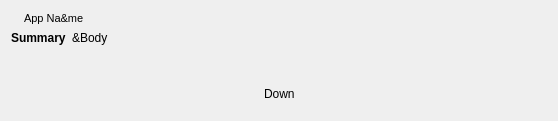
This is notificationsWidget/notificationpopup.ui in vicr123/theshell as Qt 5 draws it before an edit. The edited form follows.
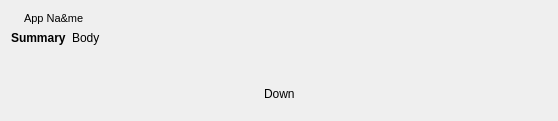
This is the edited form. Icons and pictures are not drawn.

Diff of the .ui file:
```diff
--- a/notificationsWidget/notificationpopup.ui
+++ b/notificationsWidget/notificationpopup.ui
@@ -105,7 +105,7 @@
              </sizepolicy>
             </property>
             <property name="text">
-             <string notr="true">&amp;Body</string>
+             <string notr="true">Body</string>
             </property>
             <property name="alignment">
              <set>Qt::AlignLeading|Qt::AlignLeft|Qt::AlignTop</set>
```
